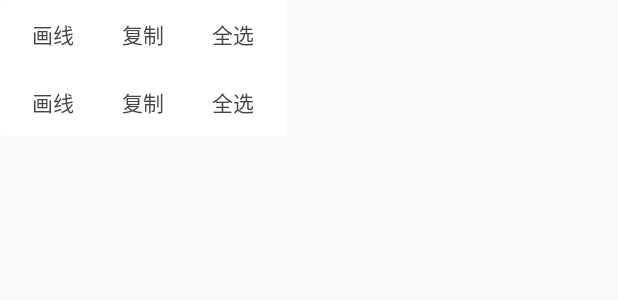
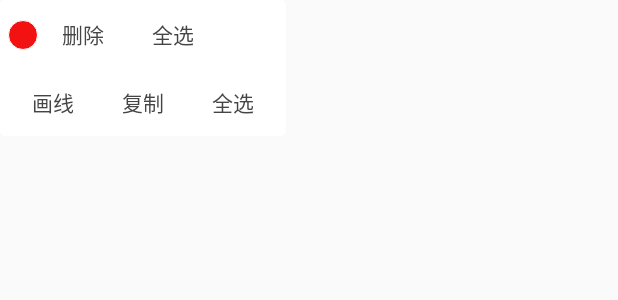
Before and after one commit to xunuosi/SelectableHelp, an Android app: the layout layout_pop_menu.xml on its own in the app's theme, with its tools: preview values and no code run, on a phone screen of 412 x 824 dp. Shown: the top 300 px of the screen. Run offline under Robolectric (Android 15) with nearby library versions, the phone set to English and light mode, and no system bars.

```diff
--- /dev/null
+++ b/app/src/main/res/drawable/selectable_help_color.xml
@@ -0,0 +1,7 @@
+<?xml version="1.0" encoding="utf-8"?>
+<shape xmlns:android="http://schemas.android.com/apk/res/android"
+    android:shape="oval">
+    <solid android:color="@color/red"/>
+    <stroke android:width="0.5dp" android:color="@color/white"/>
+    <size android:width="30dp" android:height="30dp"/>
+</shape>
--- a/app/src/main/res/layout/layout_pop_menu.xml
+++ b/app/src/main/res/layout/layout_pop_menu.xml
@@ -11,14 +11,15 @@
         android:paddingRight="5dp"
         android:orientation="horizontal">
         <TextView
-            android:id="@+id/tv_drawLine_up"
-            style="@style/OperateTextView"
-            android:text="画线"/>
+            android:id="@+id/red_color"
+            android:layout_width="20dp"
+            android:layout_height="20dp"
+            android:background="@drawable/selectable_help_color"/>
 
         <TextView
             android:id="@+id/tv_copy_up"
             style="@style/OperateTextView"
-            android:text="@string/copy"/>
+            android:text="@string/delete"/>
 
         <TextView
             android:id="@+id/tv_select_all_up"
--- a/app/src/main/res/values/colors.xml
+++ b/app/src/main/res/values/colors.xml
@@ -8,4 +8,5 @@
     <!-- SelectTextView -->
     <color name="cursor_handle_color">#0d7aff</color>
     <color name="selected_blue">#afe1f4</color>
+    <color name="red">#f21212</color>
 </resources>
--- a/app/src/main/res/values/strings.xml
+++ b/app/src/main/res/values/strings.xml
@@ -11,4 +11,5 @@
         Android是一种基于Linux的自由及开放源代码的操作系统，主要使用于移动设备，如智能手机和平板电脑，由Google公司和开放手机联盟领导及开发。尚未有统一中文名称，中国大陆地区较多人使用“安卓”或“安致”。Android操作系统最初由Andy Rubin开发，主要支持手机。2005年8月由Google收购注资。2007年11月，Google与84家硬件制造商、软件开发商及电信营运商组建开放手机联盟共同研发改良Android系统。随后Google以Apache开源许可证的授权方式，发布了Android的源代码。第一部Android智能手机发布于2008年10月。Android逐渐扩展到平板电脑及其他领域上，如电视、数码相机、游戏机等。2011年第一季度，Android在全球的市场份额首次超过塞班系统，跃居全球第一。 2013年的第四季度，Android平台手机的全球市场份额已经达到78.1%。2013年09月24日谷歌开发的操作系统Android在迎来了5岁生日，全世界采用这款系统的设备数量已经达到10亿台。
         Android在正式发行之前，最开始拥有两个内部测试版本，并且以著名的机器人名称来对其进行命名，它们分别是：阿童木（AndroidBeta），发条机器人（Android 1.0）。后来由于涉及到版权问题，谷歌将其命名规则变更为用甜点作为它们系统版本的代号的命名方法。甜点命名法开始于Android 1.5发布的时候。作为每个版本代表的甜点的尺寸越变越大，然后按照26个字母数序：纸杯蛋糕（Android 1.5），甜甜圈（Android 1.6），松饼（Android 2.0/2.1），冻酸奶（Android 2.2），姜饼（Android 2.3），蜂巢（Android 3.0），冰激凌三明治（Android 4.0），果冻豆（Jelly Bean，Android4.1和Android 4.2），奇巧（KitKat，Android 4.4），棒棒糖（Lollipop，Android 5.0），棉花糖（Marshmallow，Android 6.0），牛轧糖（Nougat，Android 7.0）。
     </string>
+    <string name="delete">删除</string>
 </resources>
```
Also changed, not shown: app/src/main/java/cn/nuosi/andoroid/testdrawline/SelectableTextView/SelectableTextHelper.java (+29 -1 lines).
